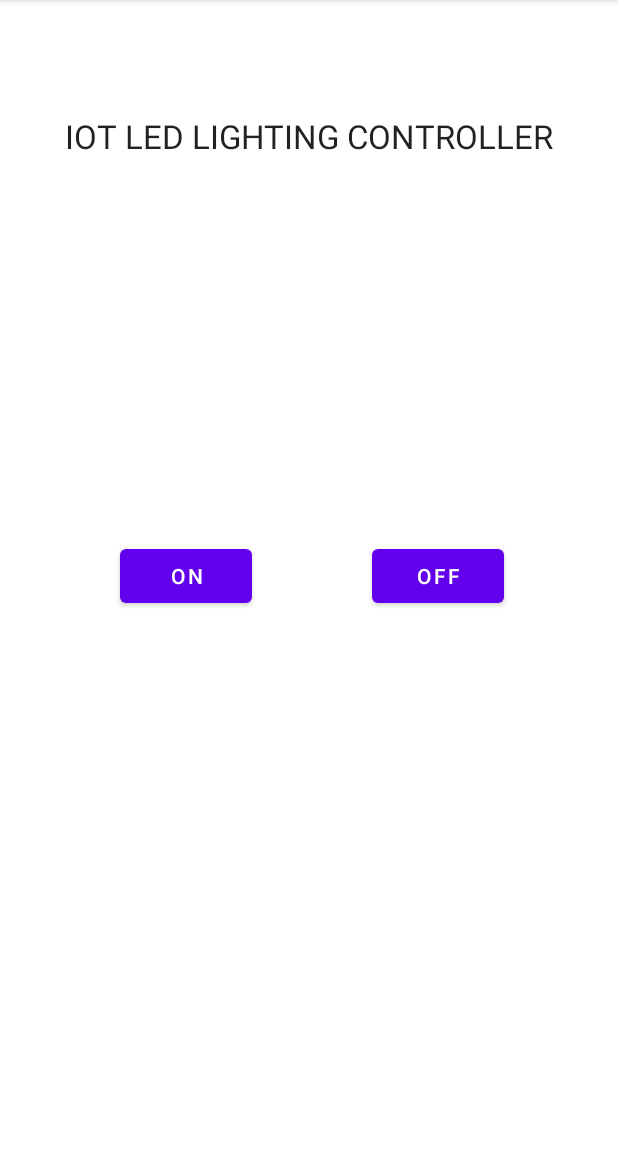
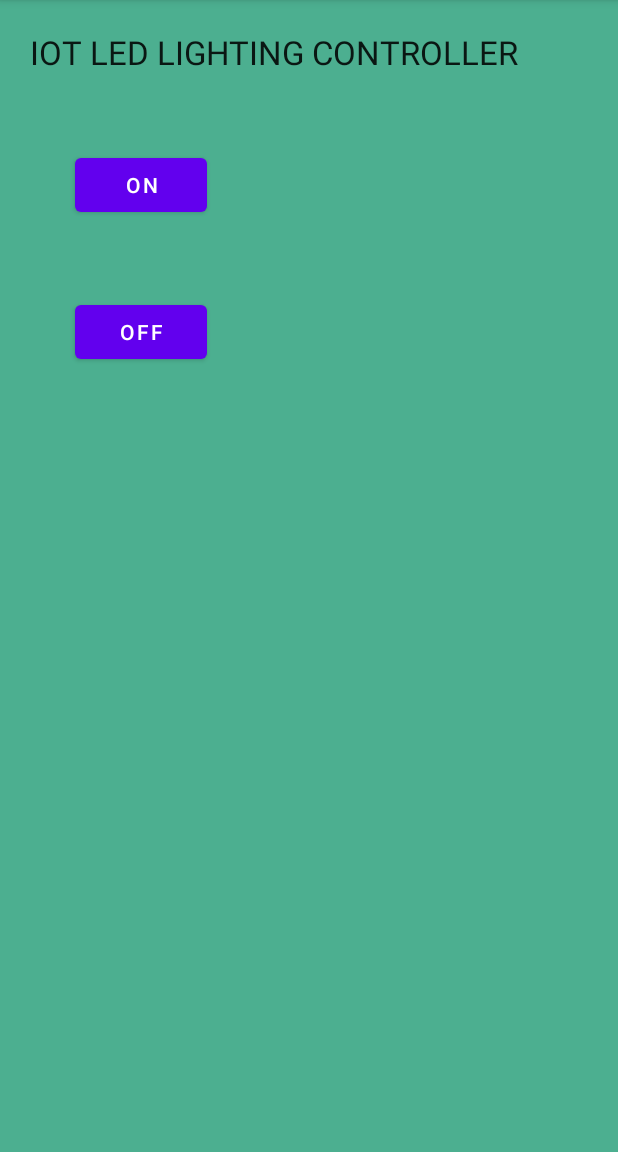
Before and after one commit to ilabafrica-IoTlab/SMART-SWITCH, an Android app: the screen it shows after launch (MainActivity), on a phone screen of 412 x 824 dp, the part 84-1236 px from its top. Run offline under Robolectric (Android 15) with nearby library versions, the phone set to English and light mode, and no system bars; our stand-ins replace Firebase (no records; nobody signed in at launch, a user with empty details on screens opened directly).

Commit message:
Changed button positions and layout.

```diff
--- /dev/null
+++ b/app/src/main/java/com/example/first/Led_Info.java
@@ -0,0 +1,22 @@
+package com.example.first;
+
+public class Led_Info{
+    private String LED_STATUS;
+    private String STRING_STATUS;
+
+    public Led_Info(){}
+
+    public String getLED_STATUS() {
+        return LED_STATUS;
+    }
+    public void setLED_STATUS(String LED_STATUS){
+        this.LED_STATUS = LED_STATUS;
+    }
+    public String getSTRING_STATUS(){
+        return STRING_STATUS;
+    }
+
+    public void setSTRING_STATUS(String STRING_STATUS) {
+        this.STRING_STATUS = STRING_STATUS;
+    }
+}
--- a/app/src/main/java/com/example/first/MainActivity.java
+++ b/app/src/main/java/com/example/first/MainActivity.java
@@ -20,17 +20,22 @@ public class MainActivity extends AppCompatActivity {
         setContentView(R.layout.activity_main);
         on = findViewById(R.id.button_on);
         off = findViewById(R.id.button_off);
-        on.setOnClickListener(view -> {
+
+      on.setOnClickListener(view -> {
             // Write a message to the database
             FirebaseDatabase database = FirebaseDatabase.getInstance("https://iot-led-lighting-default-rtdb.firebaseio.com/");
-            DatabaseReference myRef = database.getReference("LED_STATUS");
+            DatabaseReference myRef = database.getReference("IoTlab/SmartSwitch/Device1/LED_STATUS");
+          //DatabaseReference myRef1 = database.getReference("IoTlab/SmartSwitch/Device1/STRING_STATUS");
             myRef.setValue(1);
+           // myRef1.setValue(1);
         });
         off.setOnClickListener(view -> {
             FirebaseDatabase database = FirebaseDatabase.getInstance("https://iot-led-lighting-default-rtdb.firebaseio.com/");
-            DatabaseReference myRef = database.getReference("LED_STATUS");
+            DatabaseReference myRef = database.getReference("IoTlab/SmartSwitch/Device1/LED_STATUS");
+           // DatabaseReference myRef1 = database.getReference("IoTlab/SmartSwitch/Device1/STRING_STATUS");
             myRef.setValue(0);
-            // Write a message to the database
+            //myRef1.setValue(0);
+            // Write a message to the database.
         });
     }
 }
--- a/app/src/main/res/layout/activity_main.xml
+++ b/app/src/main/res/layout/activity_main.xml
@@ -1,50 +1,40 @@
 <?xml version="1.0" encoding="utf-8"?>
-<androidx.constraintlayout.widget.ConstraintLayout xmlns:android="http://schemas.android.com/apk/res/android"
+<androidx.appcompat.widget.LinearLayoutCompat
+    xmlns:android="http://schemas.android.com/apk/res/android"
     xmlns:app="http://schemas.android.com/apk/res-auto"
     xmlns:tools="http://schemas.android.com/tools"
     android:layout_width="match_parent"
     android:layout_height="match_parent"
+    android:background="#4CAF90"
+    android:orientation="vertical"
     tools:context=".MainActivity">
+
+        <TextView
+            android:id="@+id/textView2"
+            android:layout_width="wrap_content"
+            android:text="IOT LED LIGHTING CONTROLLER"
+            android:textAppearance="@style/TextAppearance.AppCompat.Large"
+             android:layout_height="wrap_content"
+            android:layout_marginTop="20dp"
+            android:layout_marginLeft="20dp"
+            />
 
         <Button
             android:id="@+id/button_on"
             android:layout_width="wrap_content"
             android:layout_height="wrap_content"
-            android:layout_marginBottom="8dp"
-            android:layout_marginEnd="8dp"
-            android:layout_marginStart="8dp"
-            android:layout_marginTop="8dp"
+            android:layout_marginTop="50dp"
+            android:layout_marginLeft="50dp"
             android:text="ON"
-            app:layout_constraintBottom_toBottomOf="parent"
-            app:layout_constraintEnd_toStartOf="@+id/button_off"
-            app:layout_constraintStart_toStartOf="parent"
-            app:layout_constraintTop_toTopOf="parent" />
+            />
 
         <Button
             android:id="@+id/button_off"
             android:layout_width="wrap_content"
             android:layout_height="wrap_content"
-            android:layout_marginBottom="8dp"
-            android:layout_marginEnd="76dp"
-            android:layout_marginRight="76dp"
-            android:layout_marginTop="8dp"
+            android:layout_marginTop="50dp"
+            android:layout_marginLeft="50dp"
             android:text="OFF"
-            app:layout_constraintBottom_toBottomOf="parent"
-            app:layout_constraintEnd_toEndOf="parent"
-            app:layout_constraintTop_toTopOf="parent" />
+             />
 
-        <TextView
-            android:id="@+id/textView2"
-            android:layout_width="wrap_content"
-            android:layout_height="40dp"
-            android:layout_marginEnd="8dp"
-            android:layout_marginStart="8dp"
-            android:layout_marginTop="76dp"
-            android:text="IOT LED LIGHTING CONTROLLER"
-            android:textAppearance="@style/TextAppearance.AppCompat.Large"
-            app:layout_constraintEnd_toEndOf="parent"
-            app:layout_constraintHorizontal_bias="0.502"
-            app:layout_constraintStart_toStartOf="parent"
-            app:layout_constraintTop_toTopOf="parent" />
-
-</androidx.constraintlayout.widget.ConstraintLayout>
+</androidx.appcompat.widget.LinearLayoutCompat>
```
